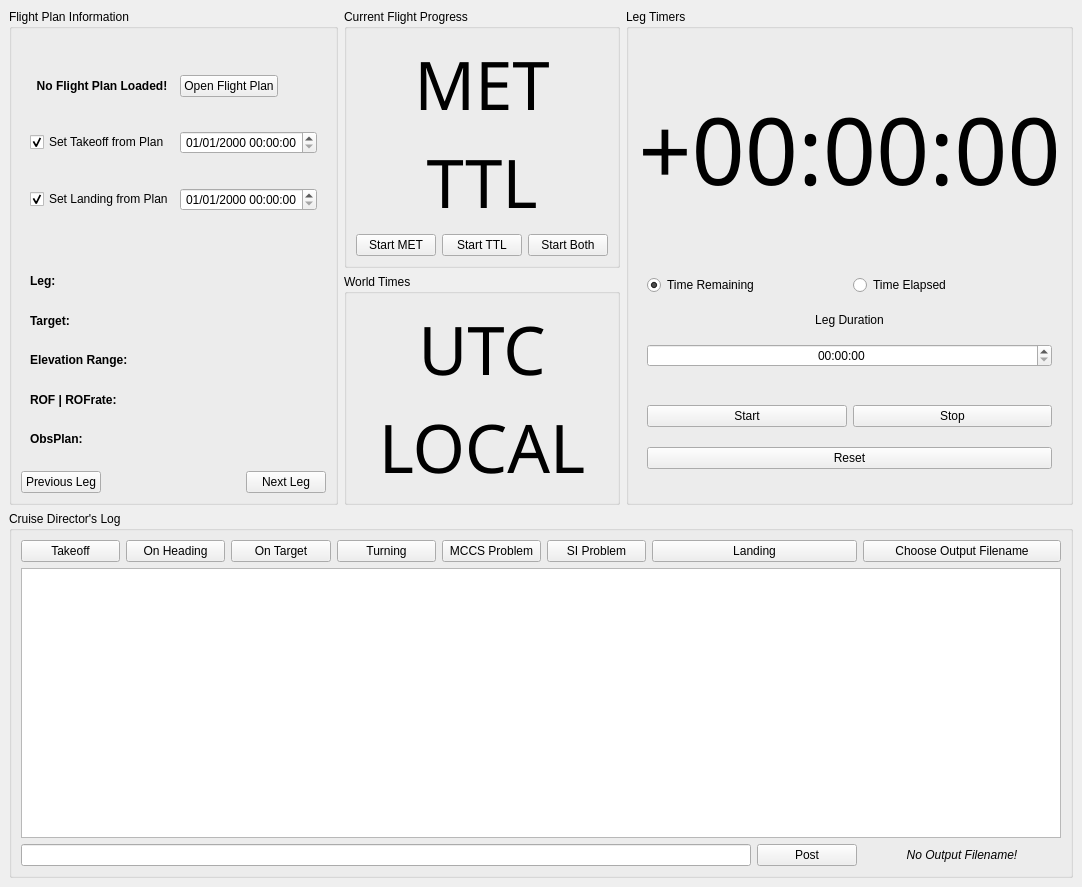
This is SOFIACruiseDirectorPanel.ui in astrobokonon/SOFIACruiseTools as Qt 5 draws it before an edit. The edited form follows.
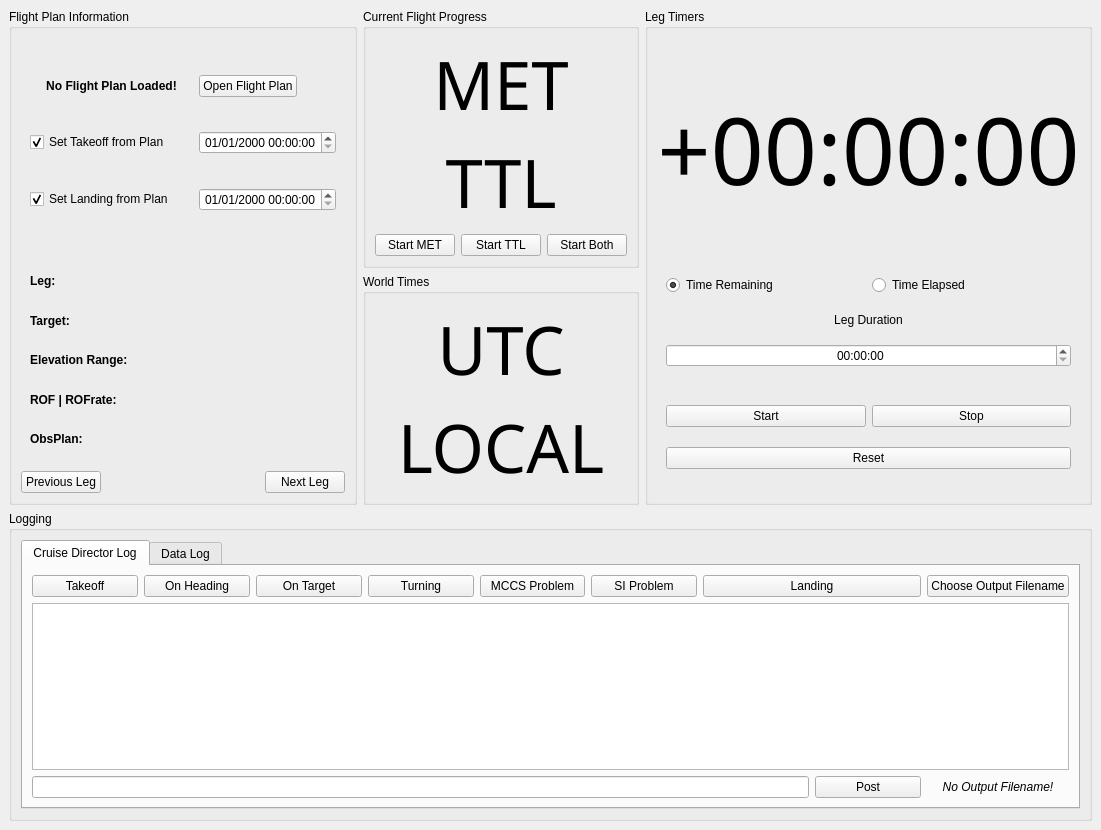
This is the edited form. The open tabs and pages were chosen to show the change.

Commit message: Wooooooo hooooooo data log works and is editable and seems to be passing the initial sanity checks.  Only thing remaining for this first version is saving on updates of cells to save from crashes.

```diff
--- a/SOFIACruiseDirectorPanel.ui
+++ b/SOFIACruiseDirectorPanel.ui
@@ -6,8 +6,8 @@
    <rect>
     <x>0</x>
     <y>0</y>
-    <width>1002</width>
-    <height>887</height>
+    <width>1101</width>
+    <height>830</height>
    </rect>
   </property>
   <property name="windowTitle">
@@ -15,6 +15,187 @@
   </property>
   <widget class="QWidget" name="centralwidget">
    <layout class="QGridLayout" name="gridLayout">
+    <item row="2" column="0" colspan="5">
+     <widget class="QGroupBox" name="groupBox_2">
+      <property name="title">
+       <string>Logging</string>
+      </property>
+      <layout class="QVBoxLayout" name="verticalLayout">
+       <item>
+        <widget class="QTabWidget" name="tabWidget">
+         <property name="currentIndex">
+          <number>1</number>
+         </property>
+         <widget class="QWidget" name="directorLogTab">
+          <attribute name="title">
+           <string>Cruise Director Log</string>
+          </attribute>
+          <layout class="QGridLayout" name="gridLayout_10">
+           <item row="0" column="0">
+            <widget class="QPushButton" name="log_quick_takeoff">
+             <property name="text">
+              <string>Takeoff</string>
+             </property>
+            </widget>
+           </item>
+           <item row="0" column="1">
+            <widget class="QPushButton" name="log_quick_onheading">
+             <property name="text">
+              <string>On Heading</string>
+             </property>
+            </widget>
+           </item>
+           <item row="0" column="2">
+            <widget class="QPushButton" name="log_quick_ontarget">
+             <property name="text">
+              <string>On Target</string>
+             </property>
+            </widget>
+           </item>
+           <item row="0" column="3">
+            <widget class="QPushButton" name="log_quick_turning">
+             <property name="text">
+              <string>Turning</string>
+             </property>
+            </widget>
+           </item>
+           <item row="0" column="4">
+            <widget class="QPushButton" name="log_quick_faultmccs">
+             <property name="text">
+              <string>MCCS Problem</string>
+             </property>
+            </widget>
+           </item>
+           <item row="0" column="5">
+            <widget class="QPushButton" name="log_quick_faultsi">
+             <property name="text">
+              <string>SI Problem</string>
+             </property>
+            </widget>
+           </item>
+           <item row="0" column="6" colspan="2">
+            <widget class="QPushButton" name="log_quick_landing">
+             <property name="text">
+              <string>Landing</string>
+             </property>
+            </widget>
+           </item>
+           <item row="0" column="8">
+            <widget class="QPushButton" name="log_save">
+             <property name="text">
+              <string>Choose Output Filename</string>
+             </property>
+            </widget>
+           </item>
+           <item row="1" column="0" colspan="9">
+            <widget class="QTextEdit" name="log_display">
+             <property name="sizePolicy">
+              <sizepolicy hsizetype="Expanding" vsizetype="Preferred">
+               <horstretch>0</horstretch>
+               <verstretch>0</verstretch>
+              </sizepolicy>
+             </property>
+             <property name="readOnly">
+              <bool>true</bool>
+             </property>
+             <property name="html">
+              <string>&lt;!DOCTYPE HTML PUBLIC &quot;-//W3C//DTD HTML 4.0//EN&quot; &quot;http://www.w3.org/TR/REC-html40/strict.dtd&quot;&gt;
+&lt;html&gt;&lt;head&gt;&lt;meta name=&quot;qrichtext&quot; content=&quot;1&quot; /&gt;&lt;style type=&quot;text/css&quot;&gt;
+p, li { white-space: pre-wrap; }
+&lt;/style&gt;&lt;/head&gt;&lt;body style=&quot; font-family:'.Lucida Grande UI'; font-size:13pt; font-weight:400; font-style:normal;&quot;&gt;
+&lt;p style=&quot;-qt-paragraph-type:empty; margin-top:0px; margin-bottom:0px; margin-left:0px; margin-right:0px; -qt-block-indent:0; text-indent:0px;&quot;&gt;&lt;br /&gt;&lt;/p&gt;&lt;/body&gt;&lt;/html&gt;</string>
+             </property>
+            </widget>
+           </item>
+           <item row="2" column="0" colspan="7">
+            <widget class="QLineEdit" name="log_inputline"/>
+           </item>
+           <item row="2" column="7">
+            <widget class="QPushButton" name="log_post">
+             <property name="sizePolicy">
+              <sizepolicy hsizetype="Minimum" vsizetype="Fixed">
+               <horstretch>0</horstretch>
+               <verstretch>0</verstretch>
+              </sizepolicy>
+             </property>
+             <property name="text">
+              <string>Post</string>
+             </property>
+            </widget>
+           </item>
+           <item row="2" column="8">
+            <widget class="QLabel" name="txt_logoutputname">
+             <property name="font">
+              <font>
+               <italic>true</italic>
+              </font>
+             </property>
+             <property name="text">
+              <string>No Output Filename!</string>
+             </property>
+             <property name="alignment">
+              <set>Qt::AlignCenter</set>
+             </property>
+             <property name="textInteractionFlags">
+              <set>Qt::LinksAccessibleByMouse|Qt::TextSelectableByKeyboard|Qt::TextSelectableByMouse</set>
+             </property>
+            </widget>
+           </item>
+          </layout>
+         </widget>
+         <widget class="QWidget" name="dataLogTab">
+          <attribute name="title">
+           <string>Data Log</string>
+          </attribute>
+          <layout class="QGridLayout" name="gridLayout_3">
+           <item row="0" column="0">
+            <widget class="QPushButton" name="datalog_opendir">
+             <property name="text">
+              <string>Data Directory</string>
+             </property>
+            </widget>
+           </item>
+           <item row="0" column="1">
+            <widget class="QLabel" name="txt_datalogdir">
+             <property name="font">
+              <font>
+               <italic>true</italic>
+              </font>
+             </property>
+             <property name="text">
+              <string/>
+             </property>
+            </widget>
+           </item>
+           <item row="1" column="0">
+            <widget class="QPushButton" name="datalog_savefile">
+             <property name="text">
+              <string>Data Log Output</string>
+             </property>
+            </widget>
+           </item>
+           <item row="1" column="1">
+            <widget class="QLabel" name="txt_datalogsavefile">
+             <property name="font">
+              <font>
+               <italic>true</italic>
+              </font>
+             </property>
+             <property name="text">
+              <string/>
+             </property>
+            </widget>
+           </item>
+           <item row="2" column="0" colspan="2">
+            <widget class="QTableWidget" name="table_datalog"/>
+           </item>
+          </layout>
+         </widget>
+        </widget>
+       </item>
+      </layout>
+     </widget>
+    </item>
     <item row="0" column="3" rowspan="2" colspan="2">
      <widget class="QGroupBox" name="LegTimers">
       <property name="title">
@@ -583,125 +764,6 @@
       </layout>
      </widget>
     </item>
-    <item row="2" column="0" rowspan="3" colspan="5">
-     <widget class="QGroupBox" name="Log">
-      <property name="title">
-       <string>Cruise Director's Log</string>
-      </property>
-      <layout class="QGridLayout" name="gridLayout_3">
-       <item row="0" column="1">
-        <widget class="QPushButton" name="log_quick_onheading">
-         <property name="text">
-          <string>On Heading</string>
-         </property>
-        </widget>
-       </item>
-       <item row="0" column="5">
-        <widget class="QPushButton" name="log_quick_faultsi">
-         <property name="text">
-          <string>SI Problem</string>
-         </property>
-        </widget>
-       </item>
-       <item row="0" column="0">
-        <widget class="QPushButton" name="log_quick_takeoff">
-         <property name="text">
-          <string>Takeoff</string>
-         </property>
-        </widget>
-       </item>
-       <item row="0" column="3">
-        <widget class="QPushButton" name="log_quick_turning">
-         <property name="text">
-          <string>Turning</string>
-         </property>
-        </widget>
-       </item>
-       <item row="0" column="4">
-        <widget class="QPushButton" name="log_quick_faultmccs">
-         <property name="text">
-          <string>MCCS Problem</string>
-         </property>
-        </widget>
-       </item>
-       <item row="0" column="2">
-        <widget class="QPushButton" name="log_quick_ontarget">
-         <property name="text">
-          <string>On Target</string>
-         </property>
-        </widget>
-       </item>
-       <item row="1" column="0" colspan="10">
-        <widget class="QTextEdit" name="log_display">
-         <property name="sizePolicy">
-          <sizepolicy hsizetype="Expanding" vsizetype="Preferred">
-           <horstretch>0</horstretch>
-           <verstretch>0</verstretch>
-          </sizepolicy>
-         </property>
-         <property name="readOnly">
-          <bool>true</bool>
-         </property>
-         <property name="html">
-          <string>&lt;!DOCTYPE HTML PUBLIC &quot;-//W3C//DTD HTML 4.0//EN&quot; &quot;http://www.w3.org/TR/REC-html40/strict.dtd&quot;&gt;
-&lt;html&gt;&lt;head&gt;&lt;meta name=&quot;qrichtext&quot; content=&quot;1&quot; /&gt;&lt;style type=&quot;text/css&quot;&gt;
-p, li { white-space: pre-wrap; }
-&lt;/style&gt;&lt;/head&gt;&lt;body style=&quot; font-family:'.Lucida Grande UI'; font-size:13pt; font-weight:400; font-style:normal;&quot;&gt;
-&lt;p style=&quot;-qt-paragraph-type:empty; margin-top:0px; margin-bottom:0px; margin-left:0px; margin-right:0px; -qt-block-indent:0; text-indent:0px;&quot;&gt;&lt;br /&gt;&lt;/p&gt;&lt;/body&gt;&lt;/html&gt;</string>
-         </property>
-        </widget>
-       </item>
-       <item row="0" column="8" colspan="2">
-        <widget class="QPushButton" name="log_save">
-         <property name="text">
-          <string>Choose Output Filename</string>
-         </property>
-        </widget>
-       </item>
-       <item row="0" column="6" colspan="2">
-        <widget class="QPushButton" name="log_quick_landing">
-         <property name="text">
-          <string>Landing</string>
-         </property>
-        </widget>
-       </item>
-       <item row="2" column="0" colspan="7">
-        <widget class="QLineEdit" name="log_inputline"/>
-       </item>
-       <item row="2" column="7">
-        <widget class="QPushButton" name="log_post">
-         <property name="sizePolicy">
-          <sizepolicy hsizetype="Minimum" vsizetype="Fixed">
-           <horstretch>0</horstretch>
-           <verstretch>0</verstretch>
-          </sizepolicy>
-         </property>
-         <property name="text">
-          <string>Post</string>
-         </property>
-        </widget>
-       </item>
-       <item row="2" column="8" colspan="2">
-        <widget class="QLabel" name="txt_logoutputname">
-         <property name="font">
-          <font>
-           <italic>true</italic>
-          </font>
-         </property>
-         <property name="text">
-          <string>No Output Filename!</string>
-         </property>
-         <property name="alignment">
-          <set>Qt::AlignCenter</set>
-         </property>
-         <property name="textInteractionFlags">
-          <set>Qt::LinksAccessibleByMouse|Qt::TextSelectableByKeyboard|Qt::TextSelectableByMouse</set>
-         </property>
-        </widget>
-       </item>
-      </layout>
-     </widget>
-    </item>
    </layout>
   </widget>
  </widget>
```
The commit also changes 2 other files.
